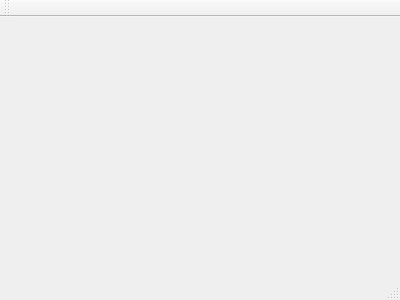
The window that mainwindow.ui (zarovDeveloper/geodeticProblem) describes before a commit, drawn with Qt 5.
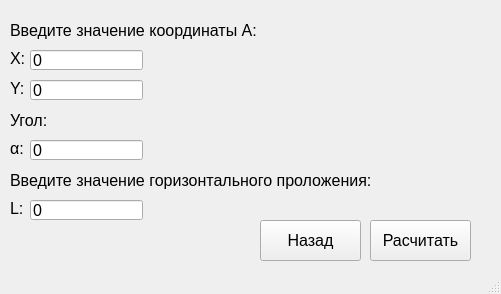
The same window after the commit.

What changed in the file:
```diff
--- a/mainwindow.ui
+++ b/mainwindow.ui
@@ -1,24 +1,340 @@
 <ui version="4.0">
  <class>MainWindow</class>
- <widget class="QMainWindow" name="MainWindow" >
-  <property name="geometry" >
+ <widget class="QMainWindow" name="MainWindow">
+  <property name="geometry">
    <rect>
     <x>0</x>
     <y>0</y>
-    <width>400</width>
-    <height>300</height>
+    <width>501</width>
+    <height>294</height>
    </rect>
   </property>
   <property name="windowTitle" >
    <string>MainWindow</string>
   </property>
-  <widget class="QMenuBar" name="menuBar" />
-  <widget class="QToolBar" name="mainToolBar" />
-  <widget class="QWidget" name="centralWidget" />
-  <widget class="QStatusBar" name="statusBar" />
+  <widget class="QWidget" name="centralWidget">
+   <widget class="QStackedWidget" name="stackedWidget">
+    <property name="geometry">
+     <rect>
+      <x>0</x>
+      <y>10</y>
+      <width>501</width>
+      <height>221</height>
+     </rect>
+    </property>
+    <property name="currentIndex">
+     <number>1</number>
+    </property>
+    <widget class="QWidget" name="page">
+     <widget class="QPushButton" name="pushButton_directGD">
+      <property name="geometry">
+       <rect>
+        <x>110</x>
+        <y>70</y>
+        <width>281</width>
+        <height>41</height>
+       </rect>
+      </property>
+      <property name="font">
+       <font>
+        <pointsize>12</pointsize>
+       </font>
+      </property>
+      <property name="text">
+       <string>Прямая геодезическая задача</string>
+      </property>
+     </widget>
+     <widget class="QPushButton" name="pushButton_inverseGD">
+      <property name="geometry">
+       <rect>
+        <x>110</x>
+        <y>130</y>
+        <width>281</width>
+        <height>41</height>
+       </rect>
+      </property>
+      <property name="font">
+       <font>
+        <pointsize>12</pointsize>
+       </font>
+      </property>
+      <property name="text">
+       <string>Обратная геодезическая задача</string>
+      </property>
+     </widget>
+     <widget class="QLabel" name="label_solve">
+      <property name="geometry">
+       <rect>
+        <x>110</x>
+        <y>30</y>
+        <width>71</width>
+        <height>21</height>
+       </rect>
+      </property>
+      <property name="font">
+       <font>
+        <pointsize>14</pointsize>
+       </font>
+      </property>
+      <property name="text">
+       <string>Решить:</string>
+      </property>
+     </widget>
+    </widget>
+    <widget class="QWidget" name="page_2">
+     <widget class="QLabel" name="label_inputA">
+      <property name="geometry">
+       <rect>
+        <x>10</x>
+        <y>10</y>
+        <width>251</width>
+        <height>21</height>
+       </rect>
+      </property>
+      <property name="font">
+       <font>
+        <pointsize>12</pointsize>
+       </font>
+      </property>
+      <property name="text">
+       <string>Введите значение координаты A:</string>
+      </property>
+     </widget>
+     <widget class="QLabel" name="label_inputX">
+      <property name="geometry">
+       <rect>
+        <x>10</x>
+        <y>40</y>
+        <width>16</width>
+        <height>16</height>
+       </rect>
+      </property>
+      <property name="font">
+       <font>
+        <pointsize>12</pointsize>
+       </font>
+      </property>
+      <property name="text">
+       <string>X:</string>
+      </property>
+     </widget>
+     <widget class="QLabel" name="label_inputY">
+      <property name="geometry">
+       <rect>
+        <x>10</x>
+        <y>70</y>
+        <width>16</width>
+        <height>16</height>
+       </rect>
+      </property>
+      <property name="font">
+       <font>
+        <pointsize>12</pointsize>
+       </font>
+      </property>
+      <property name="text">
+       <string>Y:</string>
+      </property>
+     </widget>
+     <widget class="QLineEdit" name="lineEdit">
+      <property name="geometry">
+       <rect>
+        <x>30</x>
+        <y>40</y>
+        <width>113</width>
+        <height>20</height>
+       </rect>
+      </property>
+      <property name="font">
+       <font>
+        <pointsize>12</pointsize>
+       </font>
+      </property>
+      <property name="text">
+       <string>0</string>
+      </property>
+     </widget>
+     <widget class="QLineEdit" name="lineEdit_2">
+      <property name="geometry">
+       <rect>
+        <x>30</x>
+        <y>70</y>
+        <width>113</width>
+        <height>20</height>
+       </rect>
+      </property>
+      <property name="font">
+       <font>
+        <pointsize>12</pointsize>
+       </font>
+      </property>
+      <property name="text">
+       <string>0</string>
+      </property>
+     </widget>
+     <widget class="QLabel" name="label_inputA_2">
+      <property name="geometry">
+       <rect>
+        <x>10</x>
+        <y>100</y>
+        <width>41</width>
+        <height>21</height>
+       </rect>
+      </property>
+      <property name="font">
+       <font>
+        <pointsize>12</pointsize>
+       </font>
+      </property>
+      <property name="text">
+       <string>Угол:</string>
+      </property>
+     </widget>
+     <widget class="QLineEdit" name="lineEdit_angle">
+      <property name="geometry">
+       <rect>
+        <x>30</x>
+        <y>130</y>
+        <width>113</width>
+        <height>20</height>
+       </rect>
+      </property>
+      <property name="font">
+       <font>
+        <pointsize>12</pointsize>
+       </font>
+      </property>
+      <property name="text">
+       <string>0</string>
+      </property>
+      <property name="maxLength">
+       <number>3</number>
+      </property>
+     </widget>
+     <widget class="QLabel" name="label_inputY_2">
+      <property name="geometry">
+       <rect>
+        <x>10</x>
+        <y>130</y>
+        <width>16</width>
+        <height>16</height>
+       </rect>
+      </property>
+      <property name="font">
+       <font>
+        <pointsize>12</pointsize>
+       </font>
+      </property>
+      <property name="text">
+       <string>α:</string>
+      </property>
+     </widget>
+     <widget class="QLineEdit" name="lineEdit_5">
+      <property name="geometry">
+       <rect>
+        <x>30</x>
+        <y>190</y>
+        <width>113</width>
+        <height>20</height>
+       </rect>
+      </property>
+      <property name="font">
+       <font>
+        <pointsize>12</pointsize>
+       </font>
+      </property>
+      <property name="text">
+       <string>0</string>
+      </property>
+     </widget>
+     <widget class="QLabel" name="label_inputX_3">
+      <property name="geometry">
+       <rect>
+        <x>10</x>
+        <y>190</y>
+        <width>16</width>
+        <height>16</height>
+       </rect>
+      </property>
+      <property name="font">
+       <font>
+        <pointsize>12</pointsize>
+       </font>
+      </property>
+      <property name="text">
+       <string>L:</string>
+      </property>
+     </widget>
+     <widget class="QLabel" name="label_inputA_5">
+      <property name="geometry">
+       <rect>
+        <x>10</x>
+        <y>160</y>
+        <width>371</width>
+        <height>21</height>
+       </rect>
+      </property>
+      <property name="font">
+       <font>
+        <pointsize>12</pointsize>
+       </font>
+      </property>
+      <property name="text">
+       <string>Введите значение горизонтального проложения:</string>
+      </property>
+     </widget>
+    </widget>
+   </widget>
+   <widget class="QPushButton" name="pushButton_directGD_3">
+    <property name="geometry">
+     <rect>
+      <x>370</x>
+      <y>220</y>
+      <width>101</width>
+      <height>41</height>
+     </rect>
+    </property>
+    <property name="font">
+     <font>
+      <pointsize>12</pointsize>
+     </font>
+    </property>
+    <property name="text">
+     <string>Расчитать</string>
+    </property>
+   </widget>
+   <widget class="QPushButton" name="pushButton_directGD_4">
+    <property name="geometry">
+     <rect>
+      <x>260</x>
+      <y>220</y>
+      <width>101</width>
+      <height>41</height>
+     </rect>
+    </property>
+    <property name="font">
+     <font>
+      <pointsize>12</pointsize>
+     </font>
+    </property>
+    <property name="text">
+     <string>Назад</string>
+    </property>
+   </widget>
+  </widget>
+  <widget class="QMenuBar" name="menuBar">
+   <property name="geometry">
+    <rect>
+     <x>0</x>
+     <y>0</y>
+     <width>501</width>
+     <height>21</height>
+    </rect>
+   </property>
+  </widget>
+  <widget class="QStatusBar" name="statusBar"/>
  </widget>
- <layoutDefault spacing="6" margin="11" />
- <pixmapfunction></pixmapfunction>
+ <layoutdefault spacing="6" margin="11"/>
  <resources/>
  <connections/>
 </ui>
```
Left out of the diff: 3 changed lines with no effect on the pictures.
